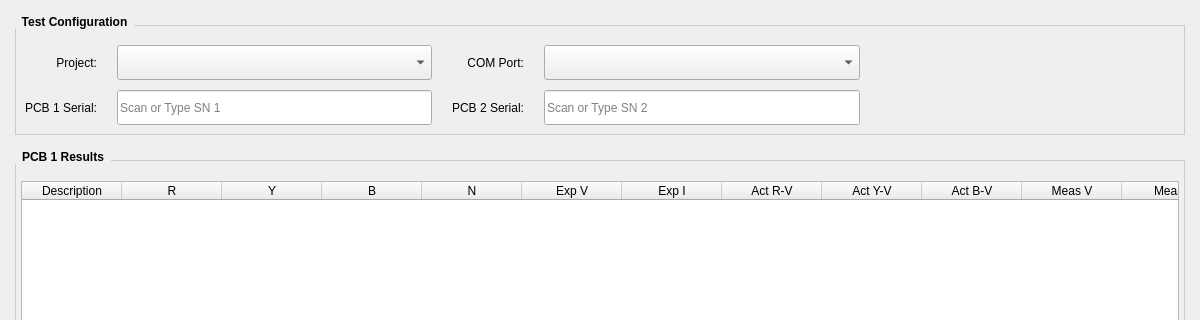
SuryaPrasathB/Comminent-PCB-Tester, file src/ui/forms/execution.ui: the form before one commit; both pictures show x 0 to 1200 and y 0 to 320 of the 1200 by 900 pixel window.
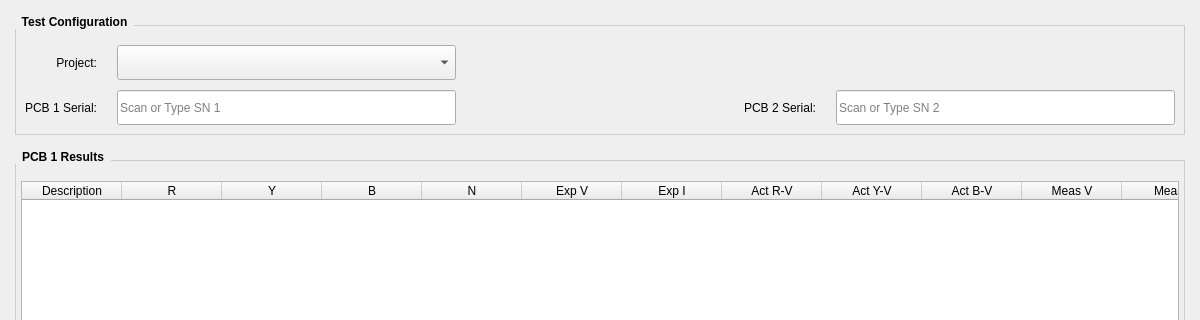
The form after the commit.

Commit message: feat: implement modular test execution framework with safety monitoring and modbus driver integration

Diff of the .ui file:
```diff
--- a/src/ui/forms/execution.ui
+++ b/src/ui/forms/execution.ui
@@ -62,26 +62,6 @@
        </widget>
       </item>
       <item row="0" column="2">
-       <widget class="QLabel" name="label_com">
-        <property name="text">
-         <string>COM Port:</string>
-        </property>
-        <property name="alignment">
-         <set>Qt::AlignRight|Qt::AlignTrailing|Qt::AlignVCenter</set>
-        </property>
-       </widget>
-      </item>
-      <item row="0" column="3">
-       <widget class="QComboBox" name="comboBox_comPort">
-        <property name="minimumSize">
-         <size>
-          <width>150</width>
-          <height>35</height>
-         </size>
-        </property>
-       </widget>
-      </item>
-      <item row="0" column="4">
        <spacer name="hSpacer_0">
         <property name="orientation">
          <enum>Qt::Horizontal</enum>
```
The commit also changes 14 other files.
